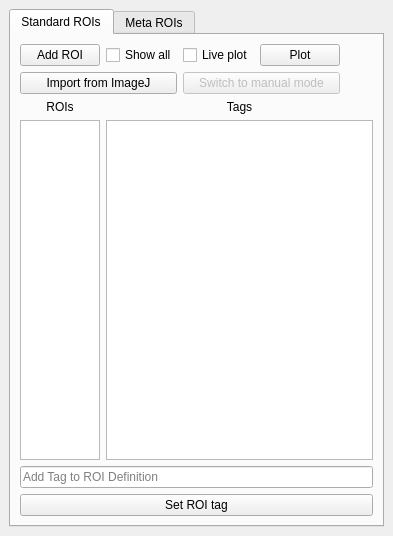
This is mesmerize/viewer/modules/ui_files/roi_manager_pytemplate.ui in kushalkolar/MESmerize as Qt 5 draws it before an edit. The edited form follows.
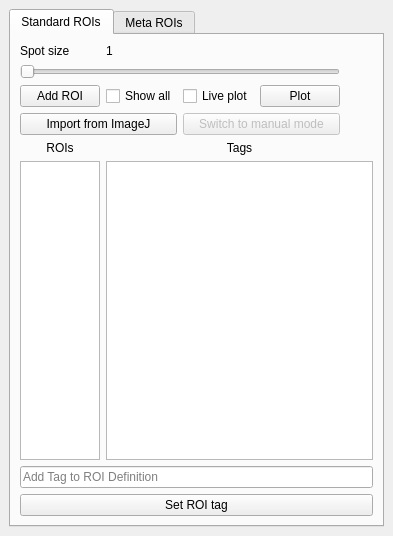
This is the edited form. Custom widgets are drawn as their Qt base class.

Patch:
```diff
--- a/mesmerize/viewer/modules/ui_files/roi_manager_pytemplate.ui
+++ b/mesmerize/viewer/modules/ui_files/roi_manager_pytemplate.ui
@@ -13,7 +13,7 @@
   <property name="minimumSize">
    <size>
     <width>393</width>
-    <height>362</height>
+    <height>412</height>
    </size>
   </property>
   <property name="floating">
@@ -34,28 +34,28 @@
         <string>Standard ROIs</string>
        </attribute>
        <layout class="QGridLayout" name="gridLayout">
-        <item row="0" column="0">
+        <item row="2" column="0">
          <widget class="QPushButton" name="btnAddROI">
           <property name="text">
            <string>Add ROI</string>
           </property>
          </widget>
         </item>
-        <item row="0" column="1">
+        <item row="2" column="1">
          <widget class="QCheckBox" name="checkBoxShowAll">
           <property name="text">
            <string>Show all</string>
           </property>
          </widget>
         </item>
-        <item row="0" column="2">
+        <item row="2" column="2">
          <widget class="QCheckBox" name="checkBoxLivePlot">
           <property name="text">
            <string>Live plot</string>
           </property>
          </widget>
         </item>
-        <item row="2" column="0">
+        <item row="4" column="0">
          <layout class="QVBoxLayout" name="verticalLayout">
           <item>
            <widget class="QLabel" name="label">
@@ -103,7 +103,7 @@
           </item>
          </layout>
         </item>
-        <item row="2" column="1" colspan="5">
+        <item row="4" column="1" colspan="5">
          <layout class="QVBoxLayout" name="verticalLayoutTags" stretch="0,0">
           <item>
            <widget class="QLabel" name="label_2">
@@ -120,28 +120,28 @@
           </item>
          </layout>
         </item>
-        <item row="3" column="0" colspan="6">
+        <item row="5" column="0" colspan="6">
          <widget class="ROITagLineEdit" name="lineEditROITag">
           <property name="placeholderText">
            <string>Add Tag to ROI Definition</string>
           </property>
          </widget>
         </item>
-        <item row="4" column="0" colspan="6">
+        <item row="6" column="0" colspan="6">
          <widget class="QPushButton" name="btnSetROITag">
           <property name="text">
            <string>Set ROI tag</string>
           </property>
          </widget>
         </item>
-        <item row="0" column="3">
+        <item row="2" column="3">
          <widget class="QPushButton" name="btnPlot">
           <property name="text">
            <string>Plot</string>
           </property>
          </widget>
         </item>
-        <item row="0" column="5">
+        <item row="2" column="5">
          <spacer name="horizontalSpacer">
           <property name="orientation">
            <enum>Qt::Horizontal</enum>
@@ -154,7 +154,7 @@
           </property>
          </spacer>
         </item>
-        <item row="1" column="2" colspan="2">
+        <item row="3" column="2" colspan="2">
          <widget class="QPushButton" name="btnSwitchToManualMode">
           <property name="enabled">
            <bool>false</bool>
@@ -164,13 +164,46 @@
           </property>
          </widget>
         </item>
-        <item row="1" column="0" colspan="2">
+        <item row="3" column="0" colspan="2">
          <widget class="QPushButton" name="pushButtonImportFromImageJ">
           <property name="text">
            <string>Import from ImageJ</string>
           </property>
          </widget>
         </item>
+        <item row="0" column="0">
+         <widget class="QLabel" name="label_3">
+          <property name="text">
+           <string>Spot size</string>
+          </property>
+         </widget>
+        </item>
+        <item row="0" column="1">
+         <widget class="QLabel" name="label_4">
+          <property name="text">
+           <string>1</string>
+          </property>
+         </widget>
+        </item>
+        <item row="1" column="0" colspan="4">
+         <widget class="QSlider" name="horizontalSliderSpotSize">
+          <property name="minimum">
+           <number>1</number>
+          </property>
+          <property name="maximum">
+           <number>20</number>
+          </property>
+          <property name="pageStep">
+           <number>1</number>
+          </property>
+          <property name="value">
+           <number>1</number>
+          </property>
+          <property name="orientation">
+           <enum>Qt::Horizontal</enum>
+          </property>
+         </widget>
+        </item>
        </layout>
       </widget>
       <widget class="QWidget" name="tabMetaROI">
```
Left out of the diff: 24 changed lines with no effect on the pictures.
